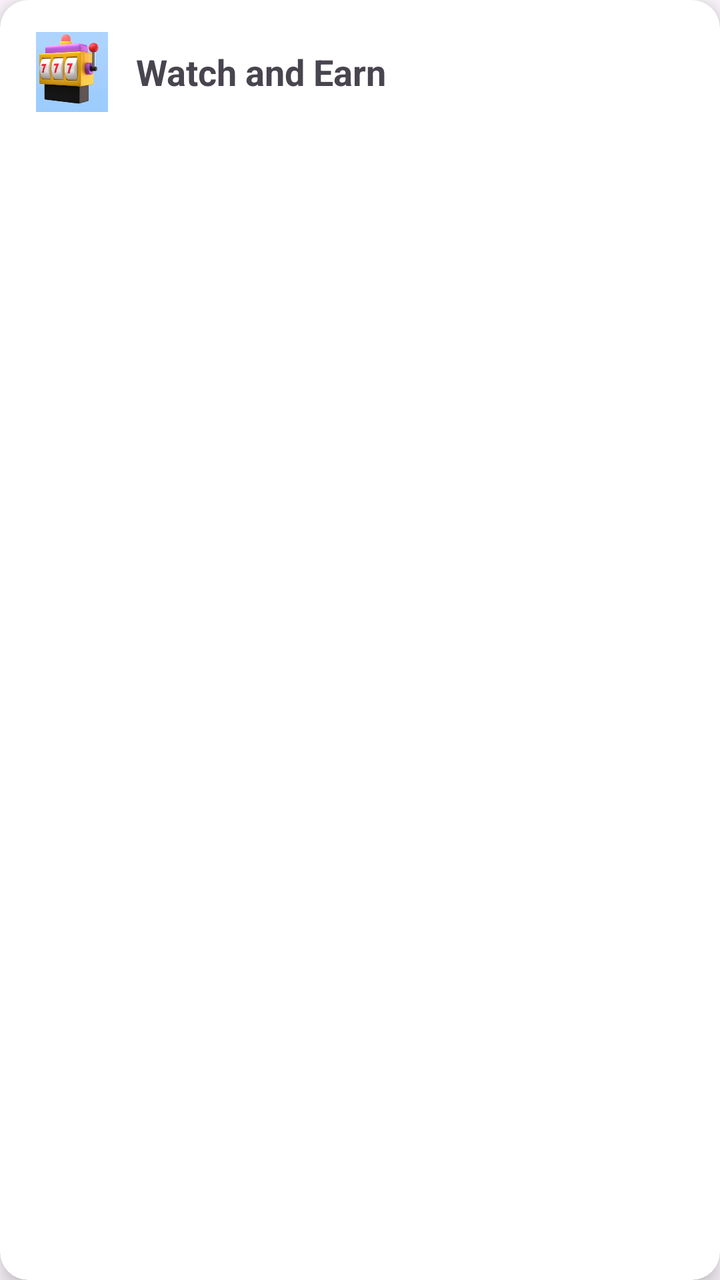
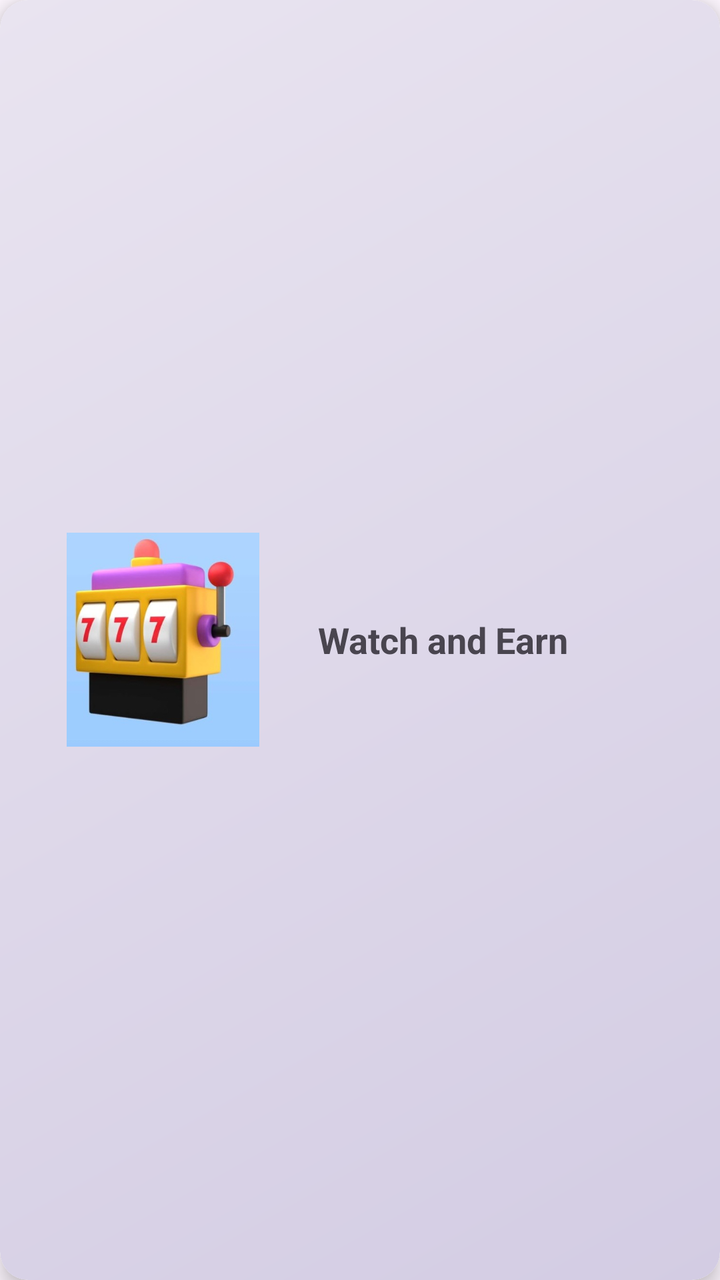

An Android layout rendered at two revisions. The XML below is the earlier revision; the diff shows what the commit changed to produce the second picture.
<!-- AndroidManifest.xml: application theme Theme.RGamer -->
<!-- res/layout/card_watch_earn.xml -->
<?xml version="1.0" encoding="utf-8"?>
<androidx.cardview.widget.CardView
    xmlns:android="http://schemas.android.com/apk/res/android"
    xmlns:app="http://schemas.android.com/apk/res-auto"
    android:id="@+id/card_watch_earn"
    android:layout_width="match_parent"
    android:layout_height="wrap_content"
    android:layout_marginBottom="12dp"
    app:cardCornerRadius="14dp"
    app:cardElevation="6dp">

    <LinearLayout
        android:layout_width="match_parent"
        android:layout_height="wrap_content"
        android:padding="16dp"
        android:orientation="horizontal"
        android:gravity="center_vertical">

        <ImageView
            android:layout_width="40dp"
            android:layout_height="40dp"
            android:src="@drawable/ic_watch"/>

        <TextView
            android:layout_width="wrap_content"
            android:layout_height="wrap_content"
            android:layout_marginStart="12dp"
            android:text="Watch and Earn"
            android:textSize="18sp"
            android:textStyle="bold"/>

    </LinearLayout>
</androidx.cardview.widget.CardView>
<!-- resources referenced by this layout -->
<resources>
  <!-- drawable ic_watch: jpg bitmap (drawable, 21959 bytes) -->
  <style name="Theme.RGamer" parent="Base.Theme.RGamer" />
  <style name="Base.Theme.RGamer" parent="Theme.Material3.DayNight.NoActionBar">
          
          
      </style>
</resources>

<!-- the commit's change to res/layout/card_watch_earn.xml (unified diff, before → after) -->
@@ -4,22 +4,23 @@
     xmlns:app="http://schemas.android.com/apk/res-auto"
     android:id="@+id/card_watch_earn"
     android:layout_width="match_parent"
-    android:layout_height="wrap_content"
+    android:layout_height="157dp"
     android:layout_marginBottom="12dp"
     app:cardCornerRadius="14dp"
     app:cardElevation="6dp">
 
     <LinearLayout
         android:layout_width="match_parent"
-        android:layout_height="wrap_content"
+        android:layout_height="match_parent"
+        android:background="@drawable/bg_card_gradient"
         android:padding="16dp"
         android:orientation="horizontal"
         android:gravity="center_vertical">
 
         <ImageView
-            android:layout_width="40dp"
-            android:layout_height="40dp"
-            android:src="@drawable/ic_watch"/>
+            android:layout_width="131dp"
+            android:layout_height="107dp"
+            android:src="@drawable/ic_watch" />
 
         <TextView
             android:layout_width="wrap_content"
<!-- resource entries referenced after the edit -->
@@ -1,5 +1,20 @@
 <!-- resources referenced by this layout -->
 <resources>
+  <!-- drawable bg_card_gradient (drawable) -->
+  <?xml version="1.0" encoding="utf-8"?>
+  <shape xmlns:android="http://schemas.android.com/apk/res/android"
+      android:shape="rectangle">
+  
+      
+      <corners android:radius="14dp" />
+  
+      
+      <gradient
+          android:startColor="#D3CCE3"
+          android:endColor="#E9E4F0"
+          android:angle="135" />
+  
+  </shape>
   <!-- drawable ic_watch: jpg bitmap (drawable, 21959 bytes) -->
   <style name="Theme.RGamer" parent="Base.Theme.RGamer" />
   <style name="Base.Theme.RGamer" parent="Theme.Material3.DayNight.NoActionBar">
